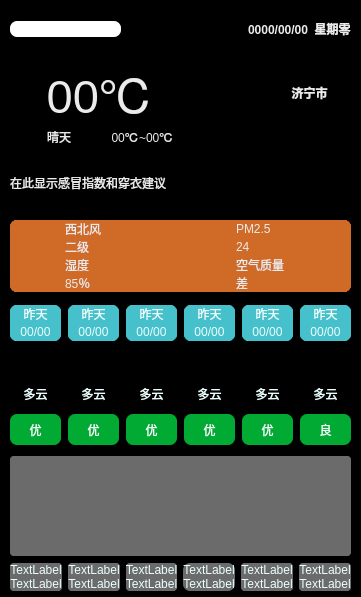
Above: Weather_Forecast/widget.ui from YRDF/Qt_Daily_Test before the change. Below: the same form after it.
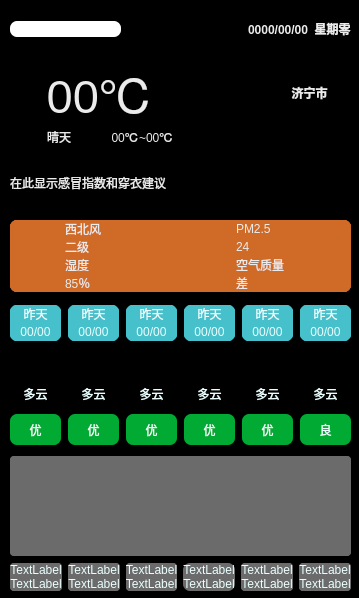
That is the form after the change. Icons and pictures are not drawn.

Commit message: 实现窗口拖动和右键关闭

Patch:
```diff
--- a/Weather_Forecast/widget.ui
+++ b/Weather_Forecast/widget.ui
@@ -6,8 +6,8 @@
    <rect>
     <x>0</x>
     <y>0</y>
-    <width>361</width>
-    <height>597</height>
+    <width>359</width>
+    <height>598</height>
    </rect>
   </property>
   <property name="windowTitle">
```
The commit also changes 5 other files.
